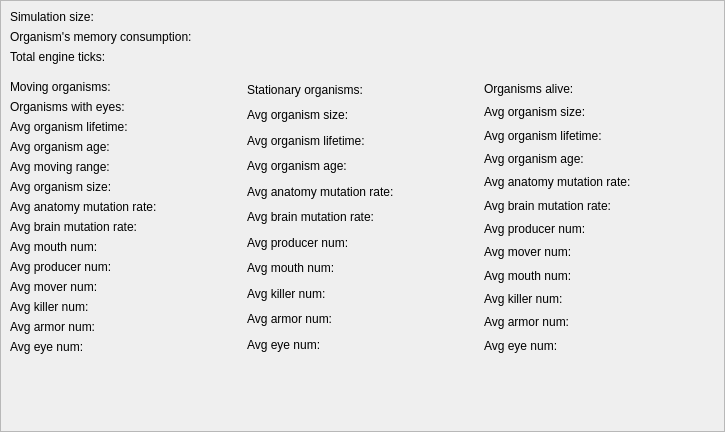
SuperSpaceEye/LifeEngineExtended, file Source/UiFiles/statistics.ui: the form before one commit.
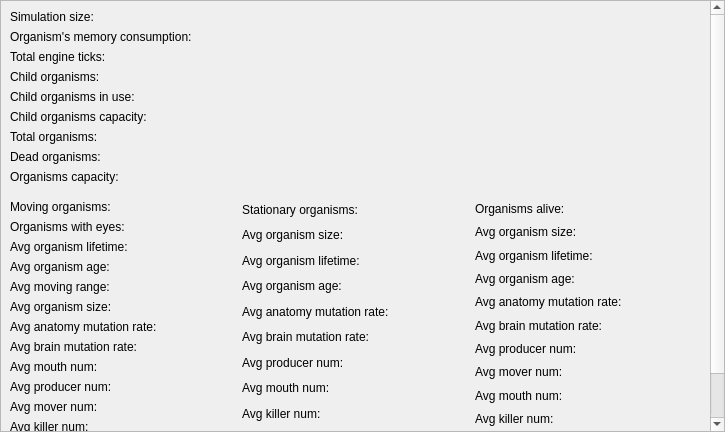
The form after the commit.

```diff
--- a/Source/UiFiles/statistics.ui
+++ b/Source/UiFiles/statistics.ui
@@ -45,8 +45,8 @@
        <rect>
         <x>0</x>
         <y>0</y>
-        <width>723</width>
-        <height>430</height>
+        <width>709</width>
+        <height>567</height>
        </rect>
       </property>
       <property name="sizePolicy">
@@ -107,6 +107,48 @@
             </property>
            </widget>
           </item>
+          <item>
+           <widget class="QLabel" name="lb_child_organisms">
+            <property name="text">
+             <string>Child organisms:</string>
+            </property>
+           </widget>
+          </item>
+          <item>
+           <widget class="QLabel" name="lb_child_organisms_in_use">
+            <property name="text">
+             <string>Child organisms in use:</string>
+            </property>
+           </widget>
+          </item>
+          <item>
+           <widget class="QLabel" name="lb_child_organisms_capacity">
+            <property name="text">
+             <string>Child organisms capacity:</string>
+            </property>
+           </widget>
+          </item>
+          <item>
+           <widget class="QLabel" name="lb_total_organisms">
+            <property name="text">
+             <string>Total organisms:</string>
+            </property>
+           </widget>
+          </item>
+          <item>
+           <widget class="QLabel" name="lb_dead_organisms">
+            <property name="text">
+             <string>Dead organisms:</string>
+            </property>
+           </widget>
+          </item>
+          <item>
+           <widget class="QLabel" name="lb_organisms_capacity">
+            <property name="text">
+             <string>Organisms capacity:</string>
+            </property>
+           </widget>
+          </item>
           <item>
            <spacer name="verticalSpacer">
             <property name="orientation">
```
